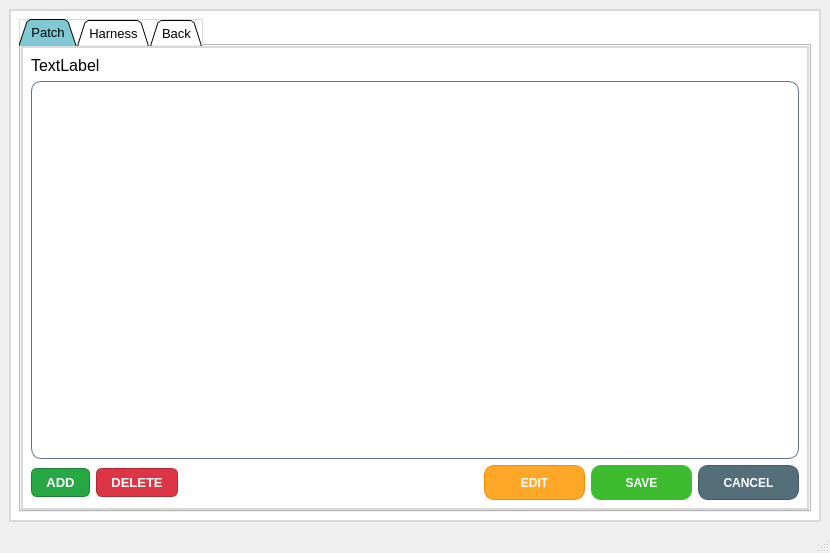
Before: the Qt Designer form mainwindow.ui in zubair-appdev/SolarACHT_2, drawn with Qt 5.
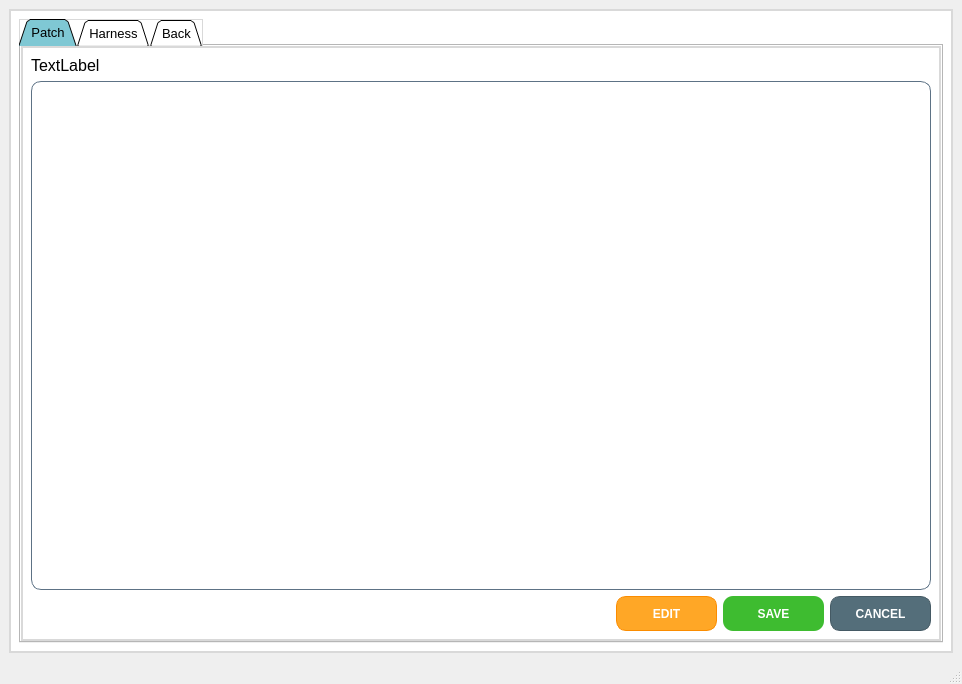
After: the same form once the commit is applied. The open tabs and pages were chosen to show the change. Icons and pictures are not drawn.

Commit message: Error log and admin credential added by R

The edit to the form file:
```diff
--- a/mainwindow.ui
+++ b/mainwindow.ui
@@ -9,8 +9,8 @@
    <rect>
     <x>0</x>
     <y>0</y>
-    <width>830</width>
-    <height>553</height>
+    <width>962</width>
+    <height>684</height>
    </rect>
   </property>
   <property name="windowTitle">
@@ -3719,64 +3719,6 @@
             </item>
             <item>
              <layout class="QHBoxLayout" name="horizontalLayout_7">
-              <item>
-               <widget class="QPushButton" name="pushButton_addRow">
-                <property name="styleSheet">
-                 <string notr="true">QPushButton
-{
-    background-color: #28A745;
-    color: white;
-    border: 1px solid #1E7E34;
-    border-radius: 6px;
-    padding: 6px 14px;
-    font-size: 13px;
-    font-weight: 600;
-}
-
-QPushButton:hover
-{
-    background-color: #218838;
-}
-
-QPushButton:pressed
-{
-    background-color: #1E7E34;
-}</string>
-                </property>
-                <property name="text">
-                 <string>ADD</string>
-                </property>
-               </widget>
-              </item>
-              <item>
-               <widget class="QPushButton" name="pushButton_delRow">
-                <property name="styleSheet">
-                 <string notr="true">QPushButton
-{
-    background-color: #DC3545;
-    color: white;
-    border: 1px solid #B02A37;
-    border-radius: 6px;
-    padding: 6px 14px;
-    font-size: 13px;
-    font-weight: 600;
-}
-
-QPushButton:hover
-{
-    background-color: #C82333;
-}
-
-QPushButton:pressed
-{
-    background-color: #B02A37;
-}</string>
-                </property>
-                <property name="text">
-                 <string>DELETE</string>
-                </property>
-               </widget>
-              </item>
               <item>
                <spacer name="horizontalSpacer_27">
                 <property name="orientation">
```
Left out of the diff: 229 changed lines with no effect on the pictures. The commit also changes 2 other files.
